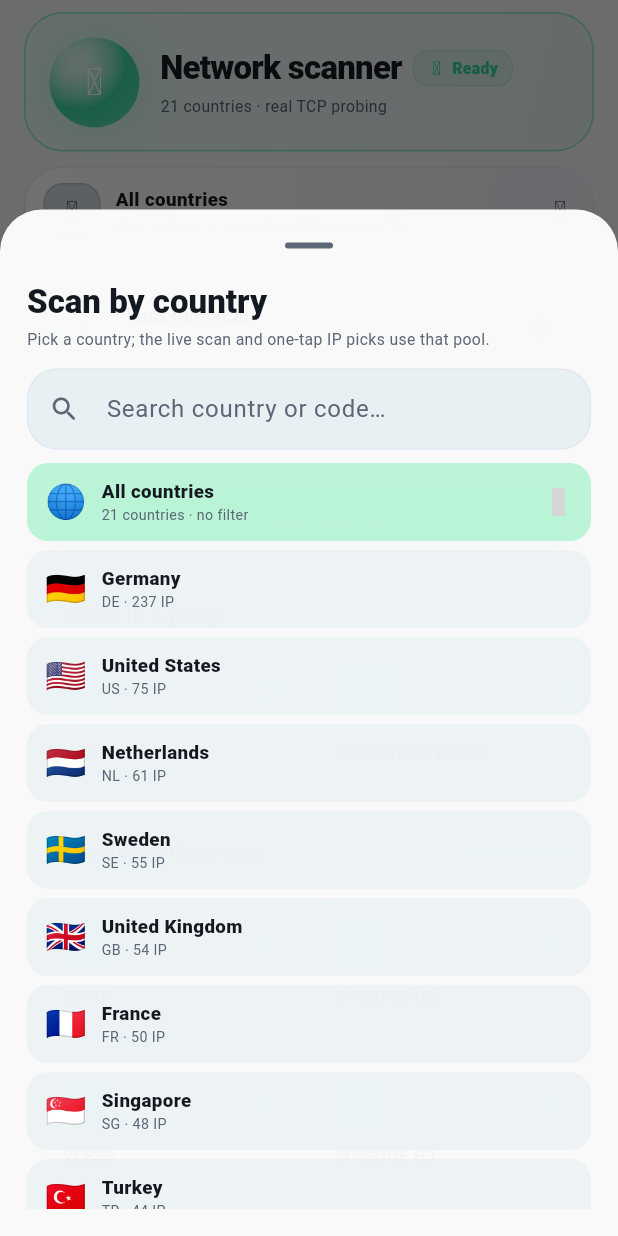
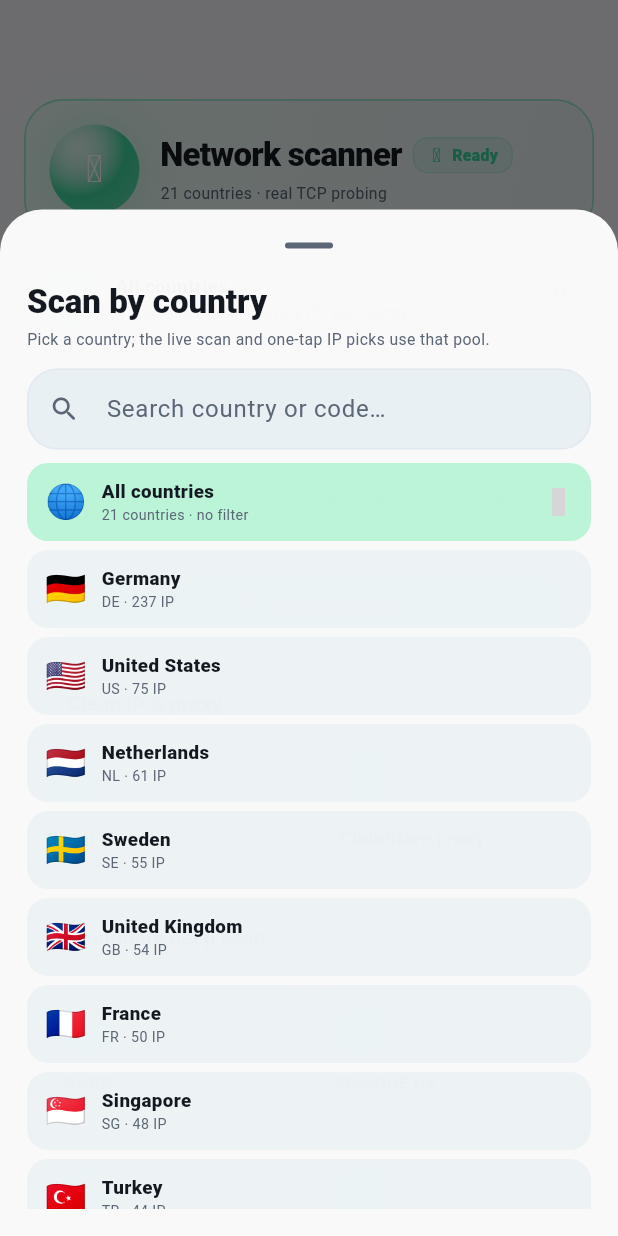
Before and after one commit to miladjahani/Milinovpn, a Flutter app: the ExpressiveScannerTab widget shown alone on an empty page, opened directly, after a tap on "All countries", on a phone screen of 412 x 824 dp. Run offline on Flutter 3.47's test engine with Material 3 defaults, Android fonts, the phone set to English and light mode, and no system bars; our stand-ins replace flutter_secure_storage, material_symbols_icons, qr_flutter, shared_preferences; missing offline and left inert: mobile_scanner, pointycastle; accounts and stored records are empty; network calls fail; grey boxes are pictures that could not be loaded.

Commit message:
Fade content under the transparent header and center nav labels
Keep the home AppBar completely transparent, let the tab pages scroll behind
it, and mask their top edge with a soft alpha gradient so the header has no
straight cut. Center the selected tab label beside its icon instead of pinning
it to the top of the animated label row. Bump to 2.4.6+21.

🤖 Generated with Codebuff
Co-Authored-By: Codebuff <noreply@codebuff.com>

```diff
--- a/lib/ui/bettbox_widgets.dart
+++ b/lib/ui/bettbox_widgets.dart
@@ -679,6 +679,7 @@ class _NavPillItem extends StatelessWidget {
             ),
             child: Row(
               mainAxisSize: MainAxisSize.min,
+              crossAxisAlignment: CrossAxisAlignment.center,
               children: [
                 AnimatedScale(
                   scale: selected ? 1.10 : 1,
@@ -701,7 +702,7 @@ class _NavPillItem extends StatelessWidget {
                     child: SizeTransition(
                       sizeFactor: animation,
                       axis: Axis.horizontal,
-                      axisAlignment: -1,
+                      axisAlignment: 0,
                       child: child,
                     ),
                   ),
--- a/lib/ui/expressive.dart
+++ b/lib/ui/expressive.dart
@@ -15,6 +15,13 @@ import 'theme.dart';
 /// charts and active states).
 const kBentoRadius = 26.0;
 const kBentoGap = 12.0;
+
+/// Height of the transparent MiliConfig header below the system status bar.
+const double kMiliHomeHeaderHeight = 58.0;
+
+/// Top inset of the page content of the home shell.
+double miliHomeTopInset(BuildContext context) =>
+    MediaQuery.paddingOf(context).top + kMiliHomeHeaderHeight;
 
 class BentoSurface extends StatelessWidget {
   final Widget child;
--- a/lib/ui/scanner_page.dart
+++ b/lib/ui/scanner_page.dart
@@ -317,7 +317,12 @@ class _ExpressiveScannerTabState extends State<ExpressiveScannerTab> {
         final fastest = _liveResults.isEmpty ? null : _liveResults.first;
 
         return ListView(
-          padding: const EdgeInsets.fromLTRB(16, 8, 16, 108),
+          padding: EdgeInsets.fromLTRB(
+            16,
+            miliHomeTopInset(context) + 8,
+            16,
+            108,
+          ),
           children: [
             BentoSurface(
               highlight: true,
--- a/pubspec.yaml
+++ b/pubspec.yaml
@@ -2,7 +2,7 @@ name: mili_vpn
 description: "MiliConfig — Multi-protocol VPN & Cloudflare Control Client."
 publish_to: "none"
 
-version: 2.4.5+20
+version: 2.4.6+21
 
 environment:
   sdk: ^3.13.5
```
Also changed, not shown: lib/ui/dashboard_page.dart (+6 -1 lines), lib/ui/mili_bettbox_settings.dart (+6 -1 lines), lib/ui/mili_home_shell.dart (+34 -31 lines), 2 other files.
